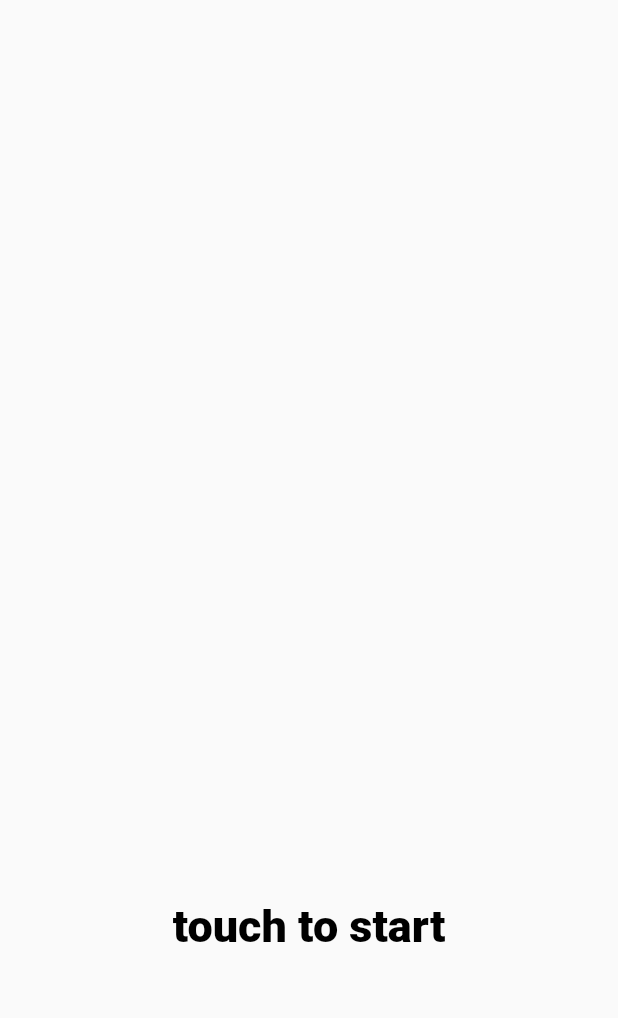
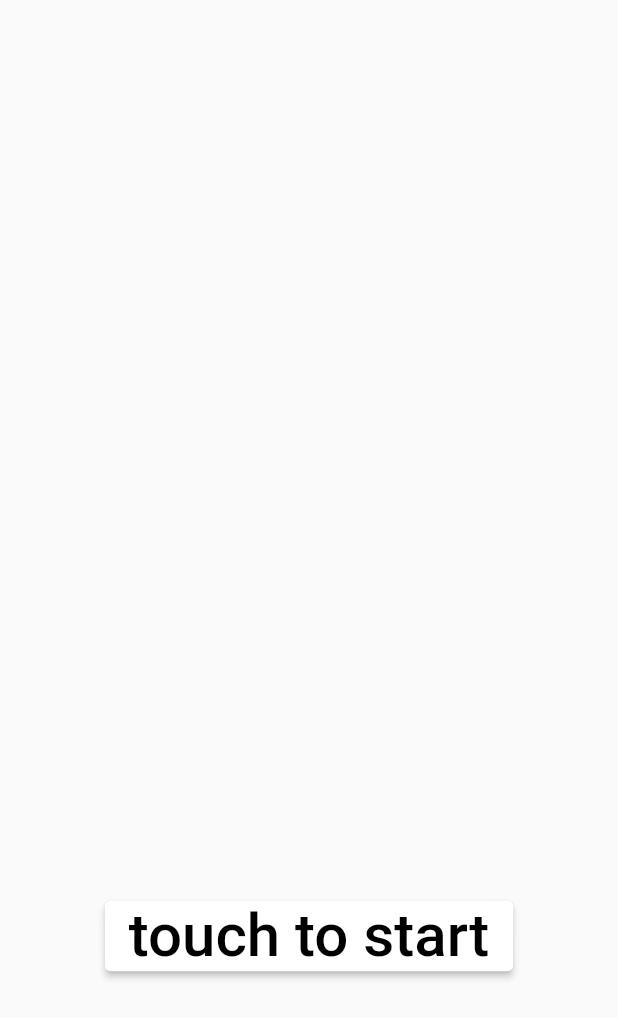
Before and after one commit to hyeonjoonpark/devcoop_self_counter_v1, a Flutter app: the screen it shows after launch, on a phone screen of 412 x 824 dp. Shown: the top 1018 px of the screen. Run offline on Flutter 3.47's test engine with Material 2 defaults, Android fonts, the phone set to English and light mode, and no system bars.

Commit message:
FEAT : Button 분리

```diff
--- a/lib/presentation/ui/view/main_page.dart
+++ b/lib/presentation/ui/view/main_page.dart
@@ -1,5 +1,6 @@
 import 'package:flutter/material.dart';
 import 'package:counter/presentation/utils/devcoop_colors.dart';
+import 'package:counter/presentation/utils/self_counter_button.dart';
 
 void main() {
   runApp(MaterialApp(home: MyHome()));
@@ -21,14 +22,17 @@ class _MyAppState extends State<MyHome> {
           Center(
             child: Container(
               margin: EdgeInsets.only(top: 600), // 사용자 지정 단위로 마진 설정
-              child: const Text(
-                'touch to start',
-                style: TextStyle(
-                  fontSize: 30,
-                  fontWeight: FontWeight.w900,
-                  color: DevCoopColors.black,
-                ),
-              ),
+              child: CounterElevatedButton(
+                  onPressed: () {},
+                  text: "touch to start",
+                  buttonStyle: ButtonStyle(
+                    backgroundColor:
+                        MaterialStateProperty.all(DevCoopColors.white),
+                  ),
+                  textStyle: TextStyle(
+                    fontSize: 40,
+                    color: DevCoopColors.black,
+                  )),
             ),
           )
         ],
--- a/lib/presentation/utils/devcoop_colors.dart
+++ b/lib/presentation/utils/devcoop_colors.dart
@@ -4,4 +4,5 @@ class DevCoopColors {
   static const Color primary = Color(0xFFFFC20C);
   static const Color white = Color(0xFFFFFFFF);
   static const Color black = Color(0xFF000000);
+  static const Color transparent = Color(0x00000000);
 }
--- /dev/null
+++ b/lib/presentation/utils/self_counter_button.dart
@@ -0,0 +1,27 @@
+import 'package:counter/presentation/utils/devcoop_colors.dart';
+import 'package:flutter/material.dart';
+
+class CounterElevatedButton extends StatelessWidget {
+  final String text;
+  final void Function() onPressed;
+  final ButtonStyle buttonStyle;
+  final TextStyle textStyle;
+
+  CounterElevatedButton(
+      {required this.text,
+      required this.onPressed,
+      required this.buttonStyle,
+      required this.textStyle});
+
+  @override
+  Widget build(BuildContext context) {
+    return ElevatedButton(
+      onPressed: onPressed,
+      child: Text(
+        text,
+        style: textStyle,
+      ),
+      style: buttonStyle,
+    );
+  }
+}
```
